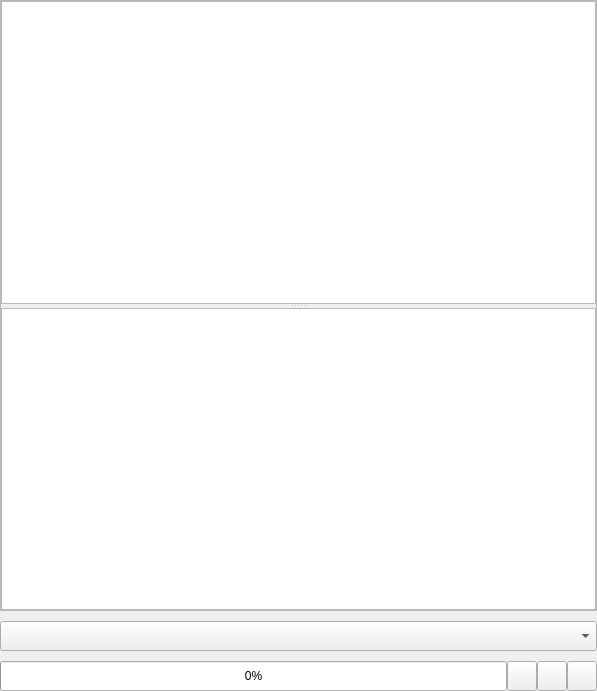
Old version of the form src/airunner/widgets/llm/templates/chat_prompt.ui in the repository Capsize-Games/airunner.
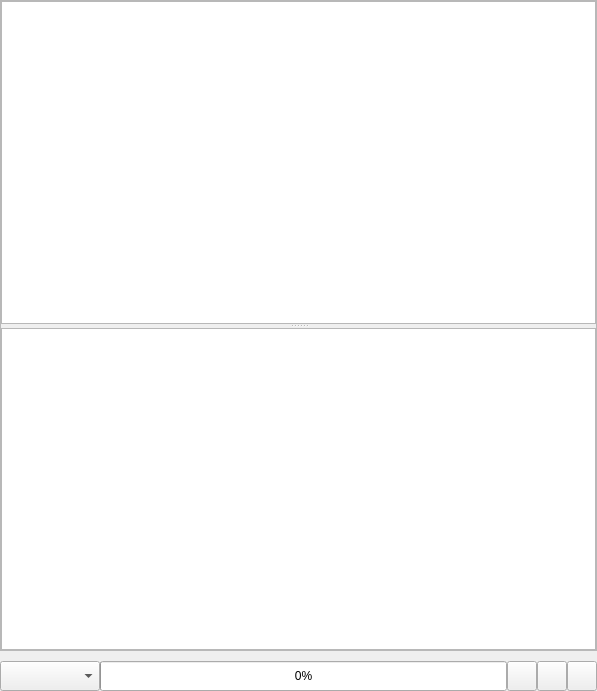
New version of the form. Icons and pictures are not drawn.

Commit message: modify design of llm chat prompt widget

```diff
--- a/src/airunner/widgets/llm/templates/chat_prompt.ui
+++ b/src/airunner/widgets/llm/templates/chat_prompt.ui
@@ -49,6 +49,25 @@
      <property name="bottomMargin">
       <number>0</number>
      </property>
+     <item>
+      <widget class="QComboBox" name="action">
+       <property name="sizePolicy">
+        <sizepolicy hsizetype="Maximum" vsizetype="Fixed">
+         <horstretch>0</horstretch>
+         <verstretch>0</verstretch>
+        </sizepolicy>
+       </property>
+       <property name="minimumSize">
+        <size>
+         <width>100</width>
+         <height>30</height>
+        </size>
+       </property>
+       <property name="sizeAdjustPolicy">
+        <enum>QComboBox::SizeAdjustPolicy::AdjustToMinimumContentsLengthWithIcon</enum>
+       </property>
+      </widget>
+     </item>
      <item>
       <widget class="QProgressBar" name="progressBar">
        <property name="sizePolicy">
@@ -174,7 +193,7 @@
         <x>0</x>
         <y>0</y>
         <width>595</width>
-        <height>607</height>
+        <height>647</height>
        </rect>
       </property>
       <layout class="QGridLayout" name="gridLayout">
@@ -220,7 +239,7 @@
                 <x>0</x>
                 <y>0</y>
                 <width>593</width>
-                <height>301</height>
+                <height>321</height>
                </rect>
               </property>
               <layout class="QGridLayout" name="gridLayout_2">
@@ -280,19 +299,6 @@
      </widget>
     </widget>
    </item>
-   <item row="1" column="0">
-    <widget class="QComboBox" name="action">
-     <property name="minimumSize">
-      <size>
-       <width>0</width>
-       <height>30</height>
-      </size>
-     </property>
-     <property name="sizeAdjustPolicy">
-      <enum>QComboBox::SizeAdjustPolicy::AdjustToMinimumContentsLengthWithIcon</enum>
-     </property>
-    </widget>
-   </item>
   </layout>
  </widget>
  <resources/>
```
Left out of the diff: 18 changed lines with no effect on the pictures. The commit also changes 2 other files.
